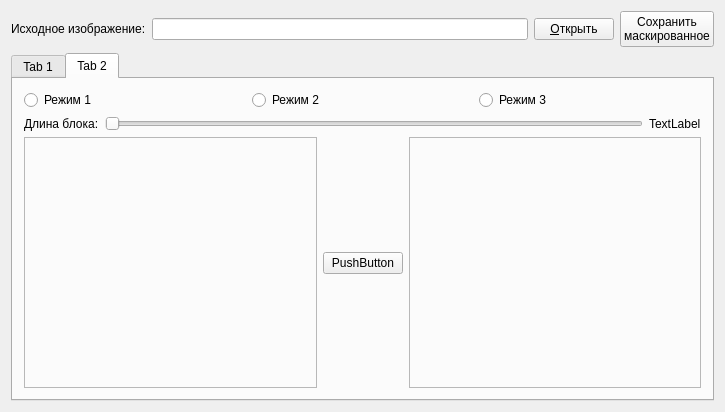
First picture: the form in mainwindow.ui, repository mdnight/ponycrypt, before the edit.
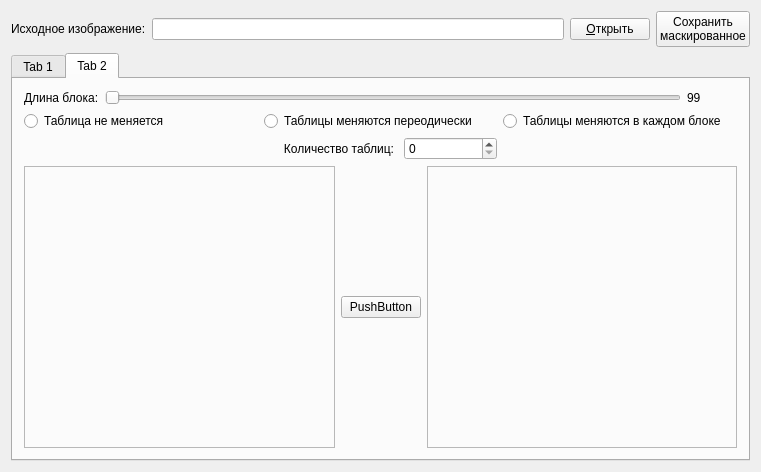
Second picture: the form after the edit. The open tabs and pages were chosen to show the change.

Commit message: 2 и 3 режимы

The edit to the form file:
```diff
--- a/mainwindow.ui
+++ b/mainwindow.ui
@@ -6,8 +6,8 @@
    <rect>
     <x>0</x>
     <y>0</y>
-    <width>725</width>
-    <height>412</height>
+    <width>761</width>
+    <height>472</height>
    </rect>
   </property>
   <property name="windowTitle">
@@ -214,31 +214,6 @@
        </attribute>
        <layout class="QGridLayout" name="gridLayout_6">
         <item row="0" column="0">
-         <layout class="QHBoxLayout" name="horizontalLayout_3">
-          <item>
-           <widget class="QRadioButton" name="radioButton">
-            <property name="text">
-             <string>Режим 1</string>
-            </property>
-           </widget>
-          </item>
-          <item>
-           <widget class="QRadioButton" name="radioButton_2">
-            <property name="text">
-             <string>Режим 2</string>
-            </property>
-           </widget>
-          </item>
-          <item>
-           <widget class="QRadioButton" name="radioButton_3">
-            <property name="text">
-             <string>Режим 3</string>
-            </property>
-           </widget>
-          </item>
-         </layout>
-        </item>
-        <item row="1" column="0">
          <layout class="QHBoxLayout" name="horizontalLayout_6">
           <item>
            <widget class="QLabel" name="label_6">
@@ -256,14 +231,99 @@
           </item>
           <item>
            <widget class="QLabel" name="label_5">
+            <property name="minimumSize">
+             <size>
+              <width>50</width>
+              <height>0</height>
+             </size>
+            </property>
             <property name="text">
-             <string>TextLabel</string>
+             <string>99</string>
             </property>
            </widget>
           </item>
          </layout>
         </item>
-        <item row="2" column="0">
+        <item row="1" column="0">
+         <layout class="QHBoxLayout" name="horizontalLayout_3">
+          <item>
+           <layout class="QHBoxLayout" name="horizontalLayout_12">
+            <item>
+             <layout class="QVBoxLayout" name="verticalLayout_4">
+              <item>
+               <widget class="QRadioButton" name="radioButton">
+                <property name="text">
+                 <string>Таблица не меняется</string>
+                </property>
+               </widget>
+              </item>
+              <item>
+               <widget class="QLabel" name="label_8">
+                <property name="text">
+                 <string/>
+                </property>
+               </widget>
+              </item>
+             </layout>
+            </item>
+            <item>
+             <layout class="QVBoxLayout" name="verticalLayout_3">
+              <item>
+               <widget class="QRadioButton" name="radioButton_2">
+                <property name="text">
+                 <string>Таблицы меняются переодически</string>
+                </property>
+               </widget>
+              </item>
+              <item>
+               <layout class="QHBoxLayout" name="horizontalLayout_7">
+                <item>
+                 <widget class="QLabel" name="label_7">
+                  <property name="text">
+                   <string>      Количество таблиц: </string>
+                  </property>
+                 </widget>
+                </item>
+                <item>
+                 <widget class="QSpinBox" name="spinBox">
+                  <property name="minimumSize">
+                   <size>
+                    <width>80</width>
+                    <height>0</height>
+                   </size>
+                  </property>
+                  <property name="value">
+                   <number>0</number>
+                  </property>
+                 </widget>
+                </item>
+               </layout>
+              </item>
+             </layout>
+            </item>
+            <item>
+             <layout class="QVBoxLayout" name="verticalLayout_6">
+              <item>
+               <widget class="QRadioButton" name="radioButton_3">
+                <property name="text">
+                 <string>Таблицы меняются в каждом блоке</string>
+                </property>
+               </widget>
+              </item>
+              <item>
+               <widget class="QLabel" name="label_9">
+                <property name="text">
+                 <string/>
+                </property>
+               </widget>
+              </item>
+             </layout>
+            </item>
+           </layout>
+          </item>
+         </layout>
+        </item>
+        <item row="3" column="0">
          <layout class="QHBoxLayout" name="horizontalLayout_5">
           <item>
            <widget class="QFrame" name="frame_3">
```
Left out of the diff: 58 changed lines with no effect on the pictures. The commit also changes 2 other files.
